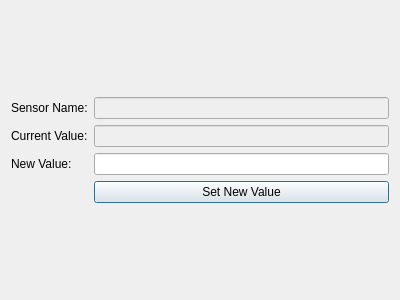
Qt form desktop-application/forms/sensorinfodialog.ui (joe-stifler/mc426-smart-home-robot) before a commit.
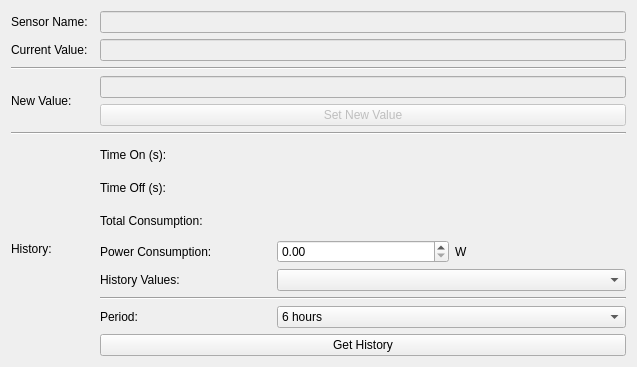
The same form after that commit.

Commit message: Implemented GUI interface for the Get History Sensor

```diff
--- a/desktop-application/forms/sensorinfodialog.ui
+++ b/desktop-application/forms/sensorinfodialog.ui
@@ -6,8 +6,8 @@
    <rect>
     <x>0</x>
     <y>0</y>
-    <width>400</width>
-    <height>300</height>
+    <width>637</width>
+    <height>367</height>
    </rect>
   </property>
   <property name="windowTitle">
@@ -16,6 +16,34 @@
   <layout class="QGridLayout" name="gridLayout_2">
    <item row="0" column="0">
     <layout class="QGridLayout" name="gridLayout">
+     <item row="7" column="0">
+      <widget class="QLabel" name="label_4">
+       <property name="text">
+        <string>History:</string>
+       </property>
+      </widget>
+     </item>
+     <item row="3" column="2">
+      <layout class="QVBoxLayout" name="verticalLayout">
+       <item>
+        <widget class="QLineEdit" name="edit_new_value">
+         <property name="enabled">
+          <bool>false</bool>
+         </property>
+        </widget>
+       </item>
+       <item>
+        <widget class="QPushButton" name="pushButton">
+         <property name="enabled">
+          <bool>false</bool>
+         </property>
+         <property name="text">
+          <string>Set New Value</string>
+         </property>
+        </widget>
+       </item>
+      </layout>
+     </item>
      <item row="0" column="0">
       <widget class="QLabel" name="label_2">
        <property name="text">
@@ -23,6 +51,20 @@
        </property>
       </widget>
      </item>
+     <item row="0" column="2">
+      <widget class="QLineEdit" name="edit_sensor_name">
+       <property name="enabled">
+        <bool>false</bool>
+       </property>
+      </widget>
+     </item>
+     <item row="5" column="0" colspan="3">
+      <widget class="Line" name="line">
+       <property name="orientation">
+        <enum>Qt::Horizontal</enum>
+       </property>
+      </widget>
+     </item>
      <item row="1" column="0">
       <widget class="QLabel" name="label">
        <property name="text">
@@ -30,34 +72,166 @@
        </property>
       </widget>
      </item>
-     <item row="1" column="1">
+     <item row="7" column="2">
+      <layout class="QGridLayout" name="gridLayout_4">
+       <item row="2" column="0">
+        <widget class="QLabel" name="label_one">
+         <property name="text">
+          <string>Time On (s):</string>
+         </property>
+        </widget>
+       </item>
+       <item row="3" column="0">
+        <widget class="QLabel" name="label_off">
+         <property name="text">
+          <string>Time Off (s):</string>
+         </property>
+        </widget>
+       </item>
+       <item row="10" column="0" colspan="3">
+        <widget class="QPushButton" name="pushButton_2">
+         <property name="text">
+          <string>Get History</string>
+         </property>
+        </widget>
+       </item>
+       <item row="6" column="1" colspan="2">
+        <widget class="QComboBox" name="cb_values"/>
+       </item>
+       <item row="4" column="0">
+        <widget class="QLabel" name="label_consumption_2">
+         <property name="text">
+          <string>Total Consumption:</string>
+         </property>
+        </widget>
+       </item>
+       <item row="3" column="1" colspan="2">
+        <widget class="QLabel" name="label_time_off">
+         <property name="text">
+          <string/>
+         </property>
+        </widget>
+       </item>
+       <item row="6" column="0">
+        <widget class="QLabel" name="label_5">
+         <property name="text">
+          <string>History Values:</string>
+         </property>
+        </widget>
+       </item>
+       <item row="5" column="0">
+        <widget class="QLabel" name="label_6">
+         <property name="text">
+          <string>Power Consumption:</string>
+         </property>
+        </widget>
+       </item>
+       <item row="2" column="1" colspan="2">
+        <widget class="QLabel" name="label_time_on">
+         <property name="text">
+          <string/>
+         </property>
+        </widget>
+       </item>
+       <item row="4" column="1" colspan="2">
+        <widget class="QLabel" name="label_consumption">
+         <property name="text">
+          <string/>
+         </property>
+        </widget>
+       </item>
+       <item row="8" column="1" colspan="2">
+        <widget class="QComboBox" name="cb_period">
+         <item>
+          <property name="text">
+           <string>6 hours</string>
+          </property>
+         </item>
+         <item>
+          <property name="text">
+           <string>12 hours</string>
+          </property>
+         </item>
+         <item>
+          <property name="text">
+           <string>1 day</string>
+          </property>
+         </item>
+         <item>
+          <property name="text">
+           <string>2 days</string>
+          </property>
+         </item>
+         <item>
+          <property name="text">
+           <string>4 days</string>
+          </property>
+         </item>
+         <item>
+          <property name="text">
+           <string>7 days</string>
+          </property>
+         </item>
+         <item>
+          <property name="text">
+           <string>2 weeks</string>
+          </property>
+         </item>
+         <item>
+          <property name="text">
+           <string>2 month</string>
+          </property>
+         </item>
+        </widget>
+       </item>
+       <item row="8" column="0">
+        <widget class="QLabel" name="label_8">
+         <property name="text">
+          <string>Period:</string>
+         </property>
+        </widget>
+       </item>
+       <item row="7" column="0" colspan="3">
+        <widget class="Line" name="line_3">
+         <property name="orientation">
+          <enum>Qt::Horizontal</enum>
+         </property>
+        </widget>
+       </item>
+       <item row="5" column="1">
+        <widget class="QDoubleSpinBox" name="cb_bulb_type">
+         <property name="maximum">
+          <double>999999.989999999990687</double>
+         </property>
+        </widget>
+       </item>
+       <item row="5" column="2">
+        <widget class="QLabel" name="label_7">
+         <property name="text">
+          <string>W</string>
+         </property>
+        </widget>
+       </item>
+      </layout>
+     </item>
+     <item row="1" column="2">
       <widget class="QLineEdit" name="edit_current_value">
        <property name="enabled">
         <bool>false</bool>
        </property>
       </widget>
      </item>
-     <item row="2" column="1">
-      <widget class="QLineEdit" name="edit_new_value"/>
-     </item>
-     <item row="2" column="0">
+     <item row="3" column="0">
       <widget class="QLabel" name="label_3">
        <property name="text">
         <string>New Value:</string>
        </property>
       </widget>
      </item>
-     <item row="0" column="1">
-      <widget class="QLineEdit" name="edit_sensor_name">
-       <property name="enabled">
-        <bool>false</bool>
-       </property>
-      </widget>
-     </item>
-     <item row="3" column="1">
-      <widget class="QPushButton" name="pushButton">
-       <property name="text">
-        <string>Set New Value</string>
+     <item row="2" column="0" colspan="3">
+      <widget class="Line" name="line_2">
+       <property name="orientation">
+        <enum>Qt::Horizontal</enum>
        </property>
       </widget>
      </item>
```
The commit also changes 12 other files.
